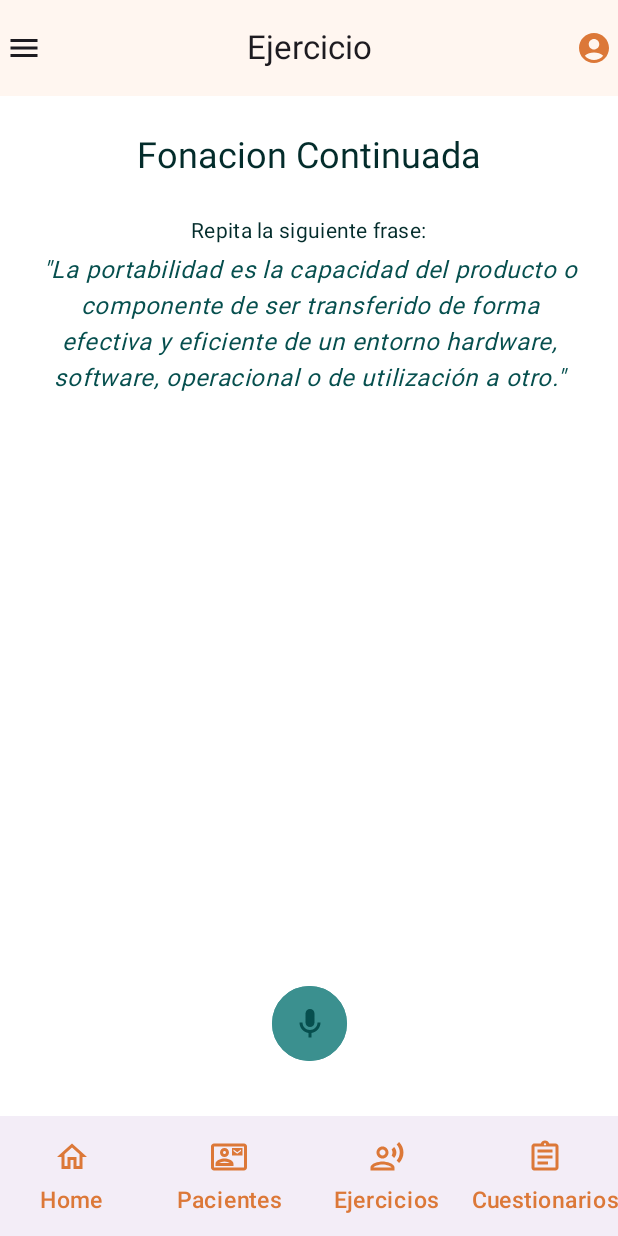
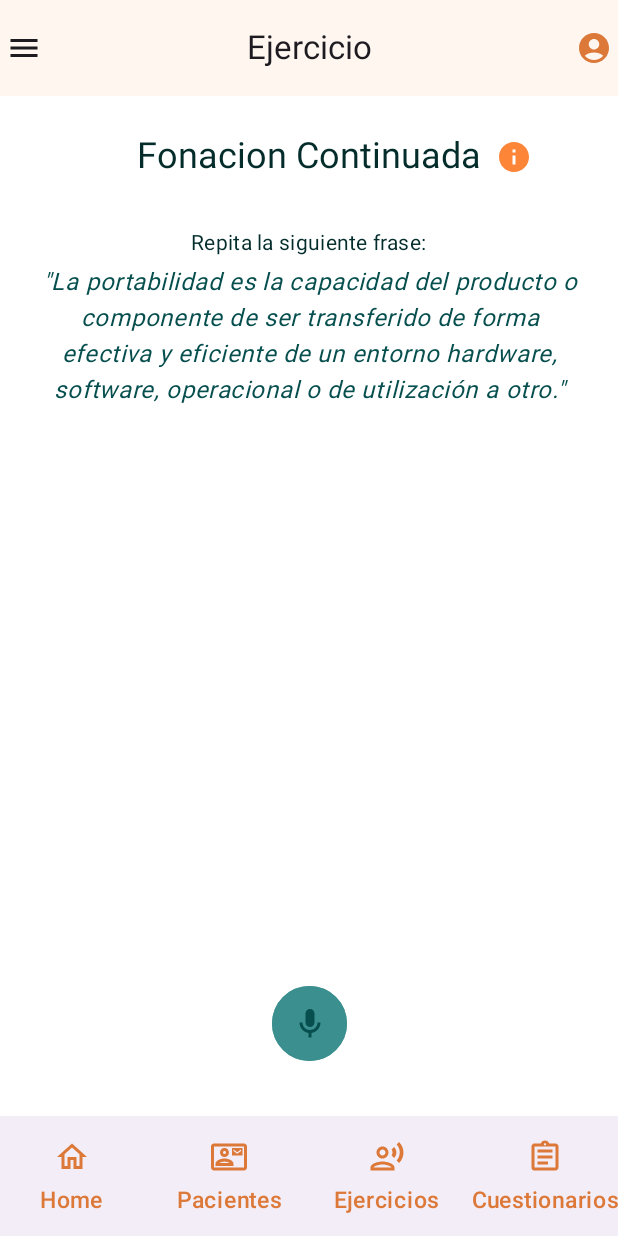
Before and after one commit to UTN-FRBA-Mobile/Disfluency, an Android app built with Jetpack Compose: the @Preview function RecordExercisePreview, on a phone screen of 412 x 824 dp. Run offline under Robolectric (Android 15) with nearby library versions, the phone set to English and light mode, and no system bars.

Commit message:
partial commit

```diff
--- a/app/src/main/java/com/disfluency/audio/playback/DisfluencyAudioPlayer.kt
+++ b/app/src/main/java/com/disfluency/audio/playback/DisfluencyAudioPlayer.kt
@@ -86,7 +86,8 @@ abstract class DisfluencyAudioPlayer(private val context: Context) {
     }
 
     fun release(){
-        pause()
+        isPlaying.value = false
+        progressTrackerJob?.cancel()
         player?.release()
         player = null
     }
--- a/app/src/main/java/com/disfluency/components/audio/RecordWaveform.kt
+++ b/app/src/main/java/com/disfluency/components/audio/RecordWaveform.kt
@@ -1,4 +1,4 @@
-package com.disfluency.audio.record
+package com.disfluency.components.audio
 
 import androidx.compose.foundation.layout.Box
 import androidx.compose.foundation.layout.fillMaxWidth
@@ -6,7 +6,6 @@ import androidx.compose.foundation.layout.padding
 import androidx.compose.material3.MaterialTheme
 import androidx.compose.runtime.Composable
 import androidx.compose.ui.Modifier
-import androidx.compose.ui.draw.drawWithCache
 import androidx.compose.ui.draw.drawWithContent
 import androidx.compose.ui.geometry.Offset
 import androidx.compose.ui.geometry.center
--- a/app/src/main/java/com/disfluency/data/ExerciseRepository.kt
+++ b/app/src/main/java/com/disfluency/data/ExerciseRepository.kt
@@ -1,7 +1,11 @@
 package com.disfluency.data
 
 import com.disfluency.model.Exercise
+import com.disfluency.model.ExerciseAssignment
+import com.disfluency.model.ExercisePractice
 import com.disfluency.model.Patient
+import java.io.File
+import java.time.LocalDate
 
 object ExerciseRepository {
     private var testUrl = "https://www.soundhelix.com/examples/mp3/SoundHelix-Song-1.mp3"
@@ -51,8 +55,25 @@ object ExerciseRepository {
 
     val longListForTest = exercises
 
+    val assignments = listOf(
+        ExerciseAssignment(id = 1, exerciseId = 6, patientId = 40123864, data = LocalDate.of(2023, 6, 26)),
+        ExerciseAssignment(id = 2, exerciseId = 4, patientId = 40123864, data = LocalDate.of(2023, 6, 25))
+    )
+
     fun getExerciseById(id: Int): Exercise{
         return exercises.first { exercise -> exercise.id == id }
+    }
+
+    fun getAssignmentById(id: Int): ExerciseAssignment {
+        return assignments.first { assignment -> assignment.id == id }
+    }
+
+    fun saveExercisePractice(assignmentId: Int, audio: File){
+        val practice = ExercisePractice(
+            id = assignmentId,
+            audioUrl = "", //TODO: subir audio
+            date = LocalDate.now()
+        )
     }
 
     fun getCompletedExercisesCountByPatient(patient: Patient): Int {
--- /dev/null
+++ b/app/src/main/java/com/disfluency/model/ExerciseAssignment.kt
@@ -0,0 +1,11 @@
+package com.disfluency.model
+
+import java.time.LocalDate
+
+data class ExerciseAssignment(
+    val id: Int,
+    val exerciseId: Int,
+    val patientId: Int,
+    val data: LocalDate
+) {
+}
--- a/app/src/main/java/com/disfluency/screens/RecordExerciseScreen.kt
+++ b/app/src/main/java/com/disfluency/screens/RecordExerciseScreen.kt
@@ -1,29 +1,33 @@
 package com.disfluency.screens
 
-import androidx.compose.animation.core.*
 import androidx.compose.foundation.layout.*
 import androidx.compose.material.icons.Icons
 import androidx.compose.material.icons.filled.AccountCircle
+import androidx.compose.material.icons.filled.Info
 import androidx.compose.material.icons.filled.Menu
+import androidx.compose.material.icons.outlined.Delete
 import androidx.compose.material3.*
 import androidx.compose.runtime.*
 import androidx.compose.ui.Alignment
 import androidx.compose.ui.Modifier
-import androidx.compose.ui.draw.alpha
+import androidx.compose.ui.graphics.Color
+import androidx.compose.ui.layout.Layout
 import androidx.compose.ui.platform.LocalContext
 import androidx.compose.ui.text.font.FontStyle
 import androidx.compose.ui.text.style.TextAlign
 import androidx.compose.ui.tooling.preview.Preview
 import androidx.compose.ui.unit.dp
+import androidx.navigation.NavController
 import androidx.navigation.compose.rememberNavController
 import com.disfluency.audio.record.DisfluencyAudioRecorder
-import com.disfluency.audio.record.LiveWaveform
+import com.disfluency.components.audio.LiveWaveform
 import com.disfluency.audio.record.MAX_SPIKES
 import com.disfluency.components.audio.AudioMediaType
 import com.disfluency.components.audio.AudioPlayer
 import com.disfluency.components.button.RecordAudioButton
 import com.disfluency.data.ExerciseRepository
 import com.disfluency.navigation.BottomNavigation
+import com.disfluency.navigation.Route
 import com.disfluency.ui.theme.MyApplicationTheme
 import java.io.File
 
@@ -32,6 +36,7 @@ const val LOCAL_RECORD_FILE = "disfluency_exercise_recording.mp3"
 @Composable
 @Preview(showBackground = true)
 fun RecordExercisePreview(){
+    val navController = rememberNavController()
 
     MyApplicationTheme {
         Scaffold(
@@ -43,7 +48,7 @@ fun RecordExercisePreview(){
                 )
             },
             bottomBar = {
-                BottomNavigation(navController = rememberNavController())
+                BottomNavigation(navController = navController)
             },
             content = { paddingValues ->
                 Column(
@@ -54,7 +59,9 @@ fun RecordExercisePreview(){
                     horizontalAlignment = Alignment.CenterHorizontally
                 ) {
 
-                    RecordExercise(id = 4)
+                    RecordExercise(id = 4, onSend = {
+                        println("Send")
+                    }, navController = navController)
 
                 }
             }
@@ -63,15 +70,13 @@ fun RecordExercisePreview(){
 }
 
 @Composable
-fun RecordExercise(id: Int){
+fun RecordExercise(id: Int, onSend: (File) -> Unit, navController: NavController){
     val exercise = ExerciseRepository.getExerciseById(id)
 
     val audioRecorder = DisfluencyAudioRecorder(LocalContext.current)
 
     var recordingDone by remember { mutableStateOf(false) }
-    val changeRecordingState = {
-        recordingDone = !recordingDone
-    }
+    val changeRecordingState = { recordingDone = !recordingDone }
 
     Column(
         modifier = Modifier
@@ -84,9 +89,28 @@ fun RecordExercise(id: Int){
             modifier = Modifier.fillMaxWidth(),
             horizontalAlignment = Alignment.CenterHorizontally
         ) {
-            Text(
-                text = exercise.title,
-                style = MaterialTheme.typography.headlineSmall
+            Layout(
+                content = {
+                    Text(text = exercise.title, style = MaterialTheme.typography.headlineSmall)
+
+                    IconButton(
+                        modifier = Modifier.size(40.dp).padding(start = 4.dp),
+                        onClick = { navController.navigate(Route.Ejercicio.routeTo(exercise.id)) }
+                    ) {
+                        Icon(imageVector = Icons.Filled.Info, contentDescription = "Info", tint = MaterialTheme.colorScheme.primary)
+                    }
+                },
+                measurePolicy = { measurables, constraints ->
+                    val text = measurables[0].measure(constraints)
+                    val icon = measurables[1].measure(constraints)
+                    layout(
+                        width = text.width + icon.width * 2,
+                        height = maxOf(text.height, icon.height, constraints.minHeight)
+                    ) {
+                        text.placeRelative(icon.width, 0)
+                        icon.placeRelative(text.width + icon.width, -5)
+                    }
+                }
             )
 
             Text(
@@ -110,7 +134,7 @@ fun RecordExercise(id: Int){
             contentAlignment = Alignment.Center
         ){
 
-            //TODO: fade in out on change
+            //TODO: animacion al cambio
 
             if (recordingDone)
                 AudioPlayer(audio = LOCAL_RECORD_FILE, type = AudioMediaType.FILE)
@@ -118,13 +142,13 @@ fun RecordExercise(id: Int){
                 LiveWaveform(amplitudes = audioRecorder.audioAmplitudes, maxSpikes = MAX_SPIKES, maxHeight = 160.dp)
         }
 
-        RecordButton(audioRecorder, changeRecordingState)
+        RecordButton(audioRecorder, changeRecordingState, onSend)
 
     }
 }
 
 @Composable
-fun RecordButton(audioRecorder: DisfluencyAudioRecorder, changeRecordingState: () -> Unit){
+fun RecordButton(audioRecorder: DisfluencyAudioRecorder, changeRecordingState: () -> Unit, onSend: (File) -> Unit){
     val context = LocalContext.current
 
     var audioFile: File? = null
@@ -144,19 +168,18 @@ fun RecordButton(audioRecorder: DisfluencyAudioRecorder, changeRecordingState: (
                 }
             },
             onRelease = {
+                changeRecordingState()
                 audioRecorder.stop()
-                changeRecordingState()
             },
             onSend = {
                 audioRecorder.stop()
-                //TODO: subir el audio y crear el objeto de ejericio resuelto
-
-                //TODO: borrar el audio local cuando me vaya de esta pantalla
+                audioFile?.let(onSend)
             },
             onCancel = {
                 changeRecordingState()
-                audioRecorder.stop()
-                audioRecorder.audioAmplitudes.clear() //es temporal esto
+                audioRecorder.audioAmplitudes.clear()
+                audioFile?.apply { delete() }
+                audioFile = null
             }
         )
     }
```
Also changed, not shown: app/src/main/java/com/disfluency/model/ExercisePractice.kt (added, +10 -0 lines).
